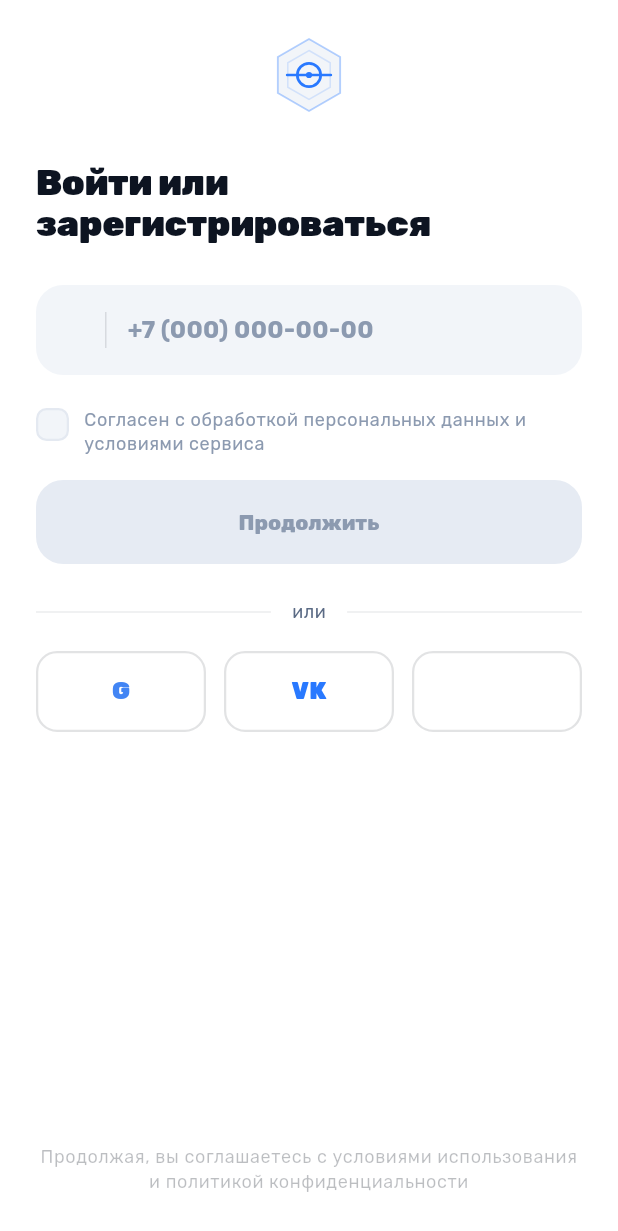
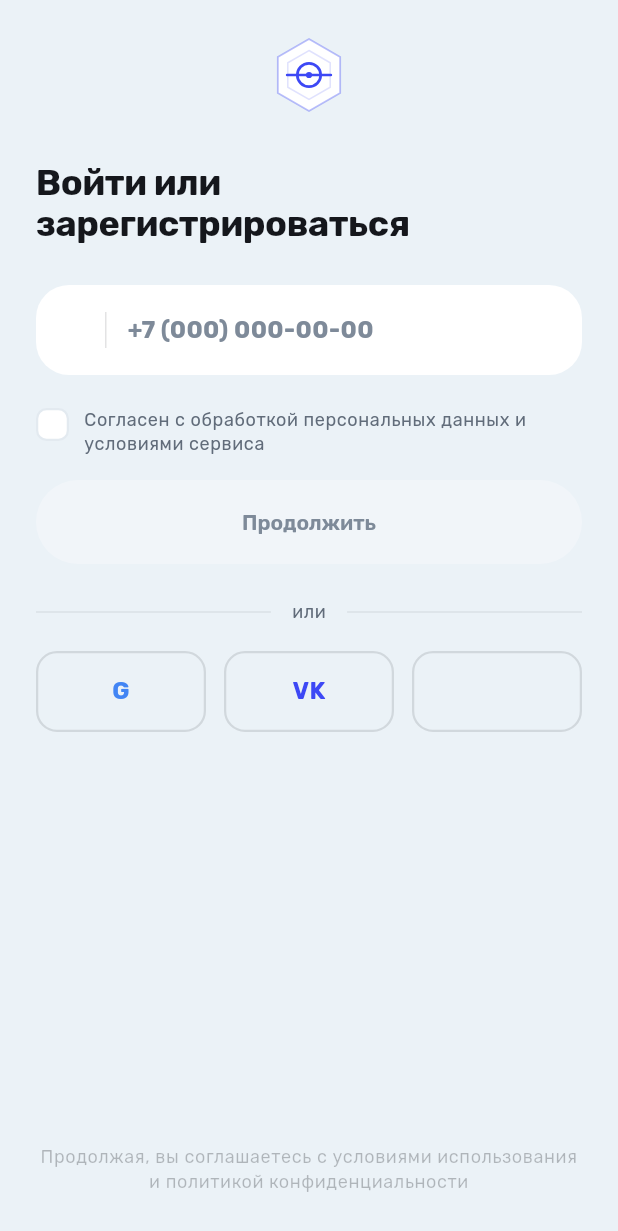
Before and after one commit to Cubleon/SportVenueApp, a Flutter app: the screen it shows after launch, on a phone screen of 412 x 824 dp. Shown: the top 1231 px of the screen. Run offline on Flutter 3.47's test engine with Material 3 defaults, Android fonts, the phone set to English and light mode, and no system bars; missing offline and left inert: maplibre.

Commit message:
feat(ui): tinted page, white cards, pill controls
Reworks the visual system against the reference screenshots. The move that
does most of the work is inverting the two lightest tones: the page takes a
cool tint and cards become pure white. White cards on a white page need a
border or a shadow to separate, and those are the two things this design
does without — tinting the page separates them with no ink at all.

- page #EBF2F7, cards #FFFFFF, and a third step #F1F5F9 for controls that
  sit on a white card, where white on white would vanish
- accent moves to indigo #3D48F5
- buttons and chips are pills (StadiumBorder), icon actions are circles,
  cards go to radius 22
- weights drop two steps: w900 to w700, w800 to w600, 60 places in all.
  The reference sits at medium, not black
- a venue's surface drawing is inset inside its card like a product photo,
  rather than running edge to edge
- the profile figures become one card with three columns — big value, small
  label — instead of three bordered tiles
- the bottom bar is white, so it reads as floating over the tinted page

Contrast is now measured, not guessed. dim (#98A4B3) scored 2.5:1 on white
and was carrying addresses and descriptions, so those move to muted, which
is darkened to #616C7A for 5.3:1 on cards and 4.7:1 on the page — both
clear AA for body text. dim is darkened to #7E8A99 (3.5:1) and is left to
icons, hints and disabled marks. Chips grow from 40 to 44 px so every
target clears the 44 px minimum.

Co-Authored-By: Claude Opus 5 <noreply@anthropic.com>
Claude-Session: https://claude.ai/code/session_01TRhzv8qYN7udE6VwUQJWdd

```diff
--- a/lib/src/screens/auth_screens.dart
+++ b/lib/src/screens/auth_screens.dart
@@ -153,7 +153,7 @@ class _RegistrationScreenState extends State<RegistrationScreen> {
               Text(
                 'Войти или\nзарегистрироваться',
                 style: context.text.headlineSmall?.copyWith(
-                  fontWeight: FontWeight.w900,
+                  fontWeight: FontWeight.w700,
                   height: 1.12,
                   letterSpacing: -0.3,
                 ),
@@ -233,7 +233,7 @@ class _RegistrationScreenState extends State<RegistrationScreen> {
                         child: Text(
                           'Согласен с обработкой персональных данных и условиями сервиса',
                           style: context.text.bodySmall?.copyWith(
-                            color: AppColors.dim,
+                            color: AppColors.muted,
                             height: 1.35,
                           ),
                         ),
@@ -432,14 +432,14 @@ class _OtpScreenState extends State<OtpScreen>
               Text(
                 'Введите код',
                 style: context.text.headlineMedium?.copyWith(
-                  fontWeight: FontWeight.w900,
+                  fontWeight: FontWeight.w700,
                   letterSpacing: -0.3,
                 ),
               ),
               const SizedBox(height: 8),
               Text(
                 'Мы звоним на ${widget.phone}. Введите последние 4 цифры входящего номера',
-                style: context.text.bodyMedium?.copyWith(color: AppColors.dim),
+                style: context.text.bodyMedium?.copyWith(color: AppColors.muted),
               ),
               const SizedBox(height: 34),
               AnimatedBuilder(
@@ -468,7 +468,7 @@ class _OtpScreenState extends State<OtpScreen>
                           maxLength: 1,
                           enabled: !_submitting,
                           style: context.text.headlineSmall?.copyWith(
-                            fontWeight: FontWeight.w900,
+                            fontWeight: FontWeight.w700,
                           ),
                           inputFormatters: [
                             FilteringTextInputFormatter.digitsOnly,
@@ -708,7 +708,7 @@ class _SocialButton extends StatelessWidget {
         label,
         style: context.text.titleMedium?.copyWith(
           color: color,
-          fontWeight: FontWeight.w900,
+          fontWeight: FontWeight.w700,
         ),
       ),
     );
--- a/lib/src/theme/app_theme.dart
+++ b/lib/src/theme/app_theme.dart
@@ -1,38 +1,45 @@
 import 'package:flutter/material.dart';
 import 'package:flutter/services.dart';
 
-/// A light palette built on one accent.
+/// A light palette in the shape of a menu app: a cool tinted page with pure
+/// white cards floating on it, one indigo accent for actions, and neutrals
+/// with a blue bias so nothing reads as dirty grey.
 ///
-/// Blue carries every action and nothing else, so a blue element on screen is
-/// always something you can press. Everything structural is a neutral with a
-/// slight blue bias, which keeps greys from reading as dirty next to the
-/// accent. Status colours exist but are reserved for actual status — never for
-/// decoration.
+/// The tint matters more than it looks: white cards on a white page need
+/// borders or shadows to separate, and those are exactly what this design
+/// does without. Tinting the page does the same job with no ink at all.
 class AppColors {
   const AppColors._();
 
-  static const bg = Color(0xFFFFFFFF);
-  static const bgAlt = Color(0xFFF7F9FC);
+  /// The page itself.
+  static const bg = Color(0xFFEBF2F7);
+  static const bgAlt = Color(0xFFF5F9FB);
 
-  /// Flat fill for cards, inputs and chips. Carries its own weight, so
-  /// surfaces need neither a border nor a shadow to separate.
-  static const surface = Color(0xFFF2F5F9);
-  static const surfaceRaised = Color(0xFFE6EBF3);
+  /// Cards, sheets and anything that floats on the page.
+  static const surface = Color(0xFFFFFFFF);
 
-  static const accent = Color(0xFF2979FF);
-  static const accentPressed = Color(0xFF1B5FD9);
+  /// A step up from white, for controls that sit *on* a white card —
+  /// icon buttons, steppers, inputs — where white on white would vanish.
+  static const surfaceRaised = Color(0xFFF1F5F9);
 
-  /// Tinted accent fill, for a selected state that should not shout.
-  static const accentSoft = Color(0xFFEAF1FF);
+  static const accent = Color(0xFF3D48F5);
+  static const accentPressed = Color(0xFF2E38D4);
+  static const accentSoft = Color(0xFFE8EAFE);
 
   /// Text and icons on top of [accent].
   static const onAccent = Color(0xFFFFFFFF);
 
-  static const ink = Color(0xFF0D1421);
-  static const muted = Color(0xFF5B6B85);
-  static const dim = Color(0xFF8C9AB0);
-  static const faint = Color(0xFFC6D0DE);
-  static const border = Color(0xFFE4E9F1);
+  // Contrast is measured against both grounds this palette uses, white cards
+  // and the tinted page: ink 17.9:1 / 15.9:1, muted 5.3:1 / 4.7:1 — both
+  // clear AA for body text. dim clears 3:1 only, so it is for icons, hints
+  // and disabled marks, never for a sentence.
+  static const ink = Color(0xFF15171C);
+  static const muted = Color(0xFF616C7A);
+  static const dim = Color(0xFF7E8A99);
+
+  /// Hairlines and disabled marks only — it fails as text.
+  static const faint = Color(0xFFD5DDE5);
+  static const border = Color(0xFFE3EAF0);
 
   static const success = Color(0xFF12A150);
   static const error = Color(0xFFE5484D);
@@ -54,9 +61,15 @@ class AppTheme {
   /// and unlike DM Sans it actually carries Cyrillic.
   static const fontFamily = 'Rubik';
 
-  /// Corner radius shared by cards, buttons and fields, so nothing looks
-  /// cut from a different sheet.
-  static const radius = 18.0;
+  /// Cards and sheets. Generous, because a card here is a soft tile rather
+  /// than a boxed panel.
+  static const radius = 22.0;
+
+  /// Controls inside a card: a little tighter than the card holding them.
+  static const radiusInner = 14.0;
+
+  /// Buttons and chips are pills, so their radius follows their height.
+  static const pill = StadiumBorder();
 
   static ThemeData light() {
     final base = ThemeData.light(useMaterial3: true);
@@ -87,7 +100,7 @@ class AppTheme {
         backgroundColor: AppColors.bg,
         foregroundColor: AppColors.ink,
         titleTextStyle: textTheme.titleMedium?.copyWith(
-          fontWeight: FontWeight.w800,
+          fontWeight: FontWeight.w600,
           letterSpacing: -0.1,
           color: AppColors.ink,
         ),
@@ -95,8 +108,11 @@ class AppTheme {
       textButtonTheme: TextButtonThemeData(
         style: TextButton.styleFrom(
           foregroundColor: AppColors.accent,
-          textStyle: textTheme.labelLarge?.copyWith(fontWeight: FontWeight.w700),
+          textStyle: textTheme.labelLarge?.copyWith(fontWeight: FontWeight.w600),
         ),
+      ),
+      filledButtonTheme: const FilledButtonThemeData(
+        style: ButtonStyle(shape: WidgetStatePropertyAll(pill)),
       ),
       // Fields are a flat fill with no outline; focus is shown by the accent
       // alone, so an idle form has no boxes competing with the content.
```
Also changed, not shown: lib/src/screens/booking_screens.dart (+17 -17 lines), lib/src/screens/create_game_screen.dart (+15 -15 lines), lib/src/screens/games_screens.dart (+13 -13 lines), lib/src/screens/home_screen.dart (+22 -19 lines), lib/src/screens/main_shell.dart (+5 -8 lines), lib/src/screens/profile_screen.dart (+29 -33 lines), lib/src/screens/search_screen.dart (+7 -7 lines), lib/src/screens/sport_selection_screen.dart (+5 -5 lines), lib/src/widgets/shared_widgets.dart (+16 -18 lines).
